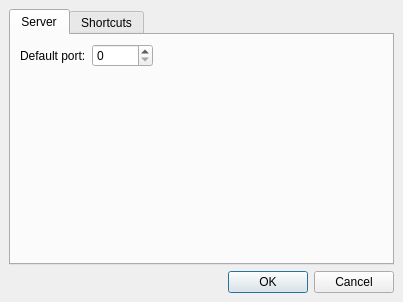
Above: src/client/ui/settings.ui from drawpile/Drawpile before the change. Below: the same form after it.
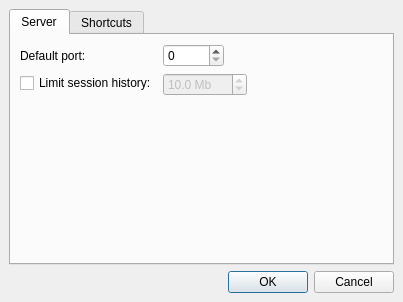
That is the form after the change.

Commit message: Add settings option for history limit

What changed in the file:
```diff
--- a/src/client/ui/settings.ui
+++ b/src/client/ui/settings.ui
@@ -70,6 +70,52 @@
          </item>
         </layout>
        </item>
+       <item row="2" column="0">
+        <widget class="QCheckBox" name="enablehistorylimit">
+         <property name="text">
+          <string>Limit session history:</string>
+         </property>
+        </widget>
+       </item>
+       <item row="2" column="1">
+        <layout class="QHBoxLayout" name="horizontalLayout_2">
+         <item>
+          <widget class="QDoubleSpinBox" name="historylimit">
+           <property name="enabled">
+            <bool>false</bool>
+           </property>
+           <property name="suffix">
+            <string> Mb</string>
+           </property>
+           <property name="decimals">
+            <number>1</number>
+           </property>
+           <property name="minimum">
+            <double>1.000000000000000</double>
+           </property>
+           <property name="maximum">
+            <double>1024.000000000000000</double>
+           </property>
+           <property name="value">
+            <double>10.000000000000000</double>
+           </property>
+          </widget>
+         </item>
+         <item>
+          <spacer name="horizontalSpacer">
+           <property name="orientation">
+            <enum>Qt::Horizontal</enum>
+           </property>
+           <property name="sizeHint" stdset="0">
+            <size>
+             <width>40</width>
+             <height>20</height>
+            </size>
+           </property>
+          </spacer>
+         </item>
+        </layout>
+       </item>
       </layout>
      </widget>
      <widget class="QWidget" name="tab_2">
```
Left out of the diff: 24 changed lines with no effect on the pictures. The commit also changes 4 other files.
